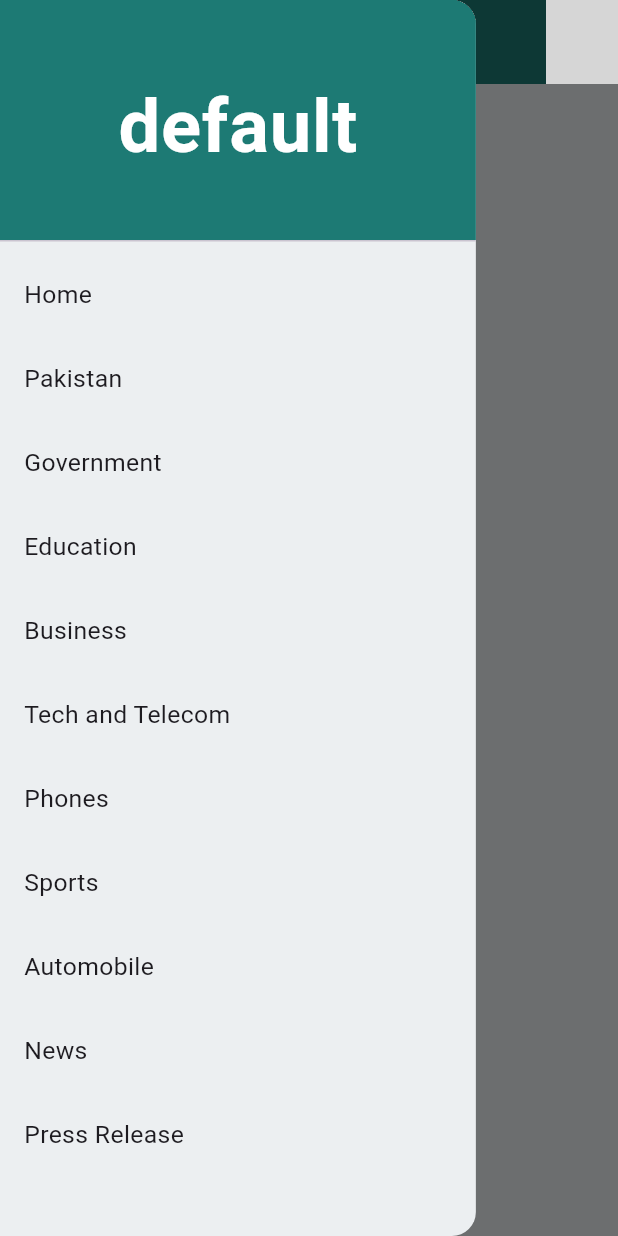
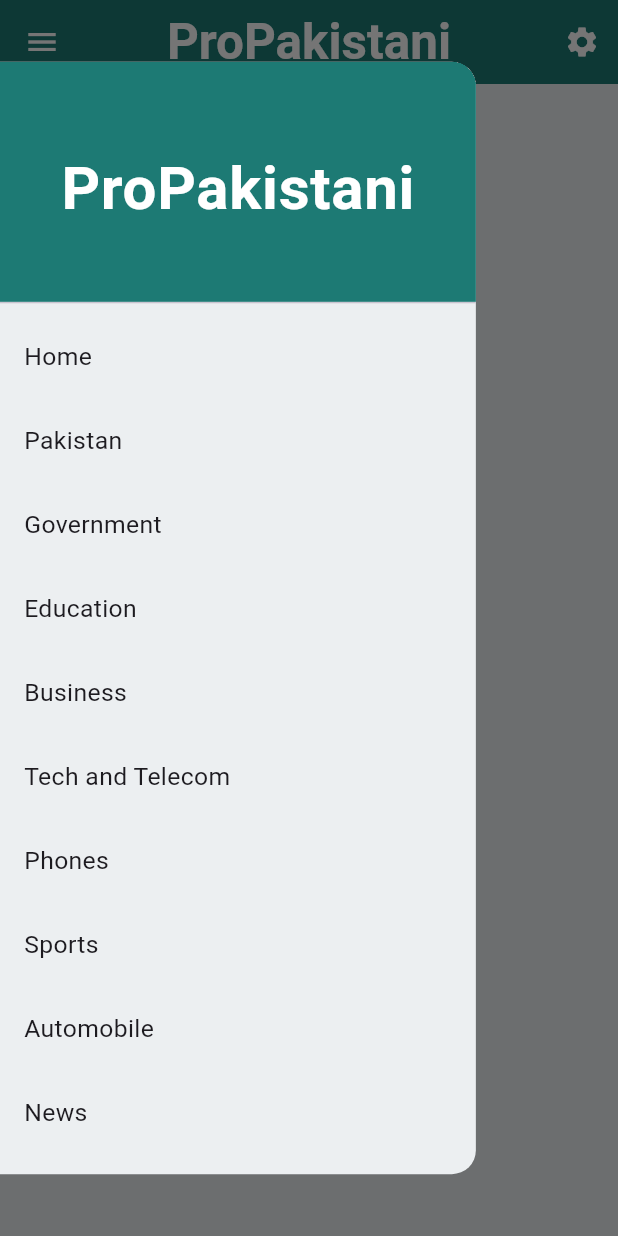
Before and after one commit to EyrisCrafts/fusion_news, a Flutter app: the screen it shows after launch, with the side drawer open, on a phone screen of 412 x 824 dp. Run offline on Flutter 3.47's test engine with Material 3 defaults, Android fonts, the phone set to English and light mode, and no system bars; our stand-ins replace adaptive_theme, dio, flutter_speed_dial, font_awesome_flutter, google_fonts, html_unescape and 1 more; network calls fail; Roboto replaces fonts that are missing (Playfair); statements that could not run were skipped; grey boxes are pictures that could not be loaded.

Commit message:
custom Appbar and Drawerheader for Dawn, Tribune and ProPakistani channels

```diff
--- a/lib/globals/globals.dart
+++ b/lib/globals/globals.dart
@@ -7,9 +7,12 @@
     controller.animateTo(0, duration: const Duration(microseconds: 1), curve: Curves.linear);
   }
 
+  static const Color colorProPakistani = Color.fromRGBO(29, 122, 116, 1.0);
+  static const Color colorDawn = Color.fromRGBO(27, 37, 46, 1.0);
+
   static const Color kColorPrimary = Color.fromRGBO(29, 122, 116, 1.0);
 
-  static const Color kColorSecondary = Color.fromARGB(255, 20, 33, 37);
+  static const Color colorDarkMode = Color.fromARGB(255, 20, 33, 37);
 
 
 
--- a/lib/main.dart
+++ b/lib/main.dart
@@ -79,12 +79,12 @@
       dark: ThemeData(
         useMaterial3: true,
         brightness: Brightness.dark,
-        appBarTheme: const AppBarTheme(backgroundColor: Global.kColorPrimary),
-        drawerTheme: const DrawerThemeData(backgroundColor: Global.kColorSecondary),
-        scaffoldBackgroundColor: Global.kColorSecondary,
-        dialogBackgroundColor: Global.kColorSecondary,
+        appBarTheme: const AppBarTheme(backgroundColor: Global.colorProPakistani),
+        drawerTheme: const DrawerThemeData(backgroundColor: Global.colorDarkMode),
+        scaffoldBackgroundColor: Global.colorDarkMode,
+        dialogBackgroundColor: Global.colorDarkMode,
         switchTheme: SwitchThemeData(
-          thumbColor: MaterialStateProperty.all(Global.kColorSecondary),
+          thumbColor: MaterialStateProperty.all(Global.colorDarkMode),
           trackColor: MaterialStateProperty.all(Colors.blueGrey.shade50),
         ),
       ),
--- /dev/null
+++ b/lib/screens/screen_description/custom_scroll_physics.dart
@@ -0,0 +1,18 @@
+import 'package:flutter/material.dart';
+
+class CustomScrollPhysics extends ScrollPhysics {
+  const CustomScrollPhysics({ScrollPhysics? parent}) : super(parent: parent);
+
+  @override
+  CustomScrollPhysics applyTo(ScrollPhysics? ancestor) {
+    return CustomScrollPhysics(parent: buildParent(ancestor));
+  }
+
+  @override
+  double applyBoundaryConditions(ScrollMetrics position, double value) {
+    if (value < position.pixels && position.atEdge) {
+      return position.pixels - value;
+    }
+    return 0.0;
+  }
+}
--- a/lib/screens/screen_description/screen_description.dart
+++ b/lib/screens/screen_description/screen_description.dart
@@ -27,6 +27,7 @@
   bool isDrawerOpen = false;
   bool isDialVisible = true;
   late Future newsFuture;
+  ScrollPhysics _physics = const ClampingScrollPhysics();
 
   @override
   void initState() {
@@ -42,6 +43,11 @@
       setState(() {
         isDialVisible = _scrollController.position.userScrollDirection == ScrollDirection.forward;
       });
+      if (_scrollController.position.pixels <= 56) {
+        setState(() => _physics = const ClampingScrollPhysics());
+      } else {
+        setState(() => _physics = const BouncingScrollPhysics());
+      }
     });
   }
 
@@ -53,6 +59,8 @@
 
 
     return Scaffold(
+
+
       floatingActionButton:
         BackdropFilter(
           filter:  isDrawerOpen ? ImageFilter.blur(sigmaX: 5, sigmaY: 5) : ImageFilter.blur(sigmaX: 0, sigmaY: 0),
@@ -233,20 +241,14 @@
                 ]),
         ),
 
-
-
       body: Padding(
         padding: const EdgeInsets.only(bottom: 10),
         child: CustomScrollView(
           controller: _scrollController,
-          physics: const BouncingScrollPhysics(),
+          physics: _physics,
 
           slivers: [
             //To hide the appbar when scrolling
-            const SliverAppBar(
-              floating: true,
-              snap: true,
-            ),
 
             SliverToBoxAdapter(
               child: Column(
--- /dev/null
+++ b/lib/screens/screen_home_page/appbar_changer.dart
@@ -0,0 +1,152 @@
+import 'package:adaptive_theme/adaptive_theme.dart';
+import 'package:flutter/material.dart';
+import 'package:fusion_news/globals/globals.dart';
+import 'package:fusion_news/providers/provider_news_channel.dart';
+import 'package:fusion_news/screens/screen_settings/screen_settings.dart';
+import 'package:google_fonts/google_fonts.dart';
+
+
+class AppBarChanger extends StatefulWidget implements PreferredSizeWidget {
+
+  final NewsChannelProvider newsProvider;
+  const AppBarChanger({super.key, required this.newsProvider});
+
+  @override
+  State<AppBarChanger> createState() => _AppBarChangerState();
+
+  @override
+  Size get preferredSize => const Size.fromHeight(kToolbarHeight);
+}
+
+class _AppBarChangerState extends State<AppBarChanger> {
+
+  @override
+  Widget build(BuildContext context) {
+
+    //Appbar ProPakistani
+    if (widget.newsProvider.currentChannel == "ProPakistani" || widget.newsProvider.currentChannel == "default") {
+      return AppBar(
+        centerTitle: true,
+        backgroundColor: Global.colorProPakistani,
+        title: Text(
+          "ProPakistani",
+          style: GoogleFonts.playfair(
+              fontSize: MediaQuery.of(context).size.width * 0.08,
+              fontWeight: FontWeight.w700,
+              color: Colors.white),
+        ),
+
+        actions: [
+          IconButton(
+            onPressed: () {
+              Navigator.push(context, MaterialPageRoute(builder: (context) => const ScreenSetting()));
+            },
+            icon: const Icon(Icons.settings),
+          ),
+        ],
+      );
+
+    //Appbar Dawn
+    } else if (widget.newsProvider.currentChannel == "Dawn") {
+      return AppBar(
+        centerTitle: true,
+        backgroundColor: Global.colorDawn,
+        title: Text(
+          "Dawn",
+          style: GoogleFonts.playfair(
+              fontSize: MediaQuery.of(context).size.width * 0.08,
+              fontWeight: FontWeight.w700,
+              color: Colors.white),
+        ),
+
+        actions: [
+          IconButton(
+            onPressed: () {
+              Navigator.push(context, MaterialPageRoute(builder: (context) => const ScreenSetting()));
+            },
+            icon: const Icon(Icons.settings),
+          ),
+        ],
+      );
+
+    //Appbar Tribune
+    } else if (widget.newsProvider.currentChannel == "Tribune") {
+      return AppBar(
+
+        iconTheme: IconThemeData(color: AdaptiveTheme.of(context).mode == AdaptiveThemeMode.dark
+                          ? Colors.white
+                          : Colors.black),
+        centerTitle: true,
+        backgroundColor: AdaptiveTheme.of(context).mode == AdaptiveThemeMode.dark
+                          ? Colors.black
+                          : Colors.white,
+        title: Stack(
+          children: [
+
+            //Position and size of "TRIBUNE"
+            Positioned(
+              child: Text(
+                "TRIBUNE",
+                style: GoogleFonts.playfair(
+                  fontSize: MediaQuery.of(context).size.width * 0.1,
+                  fontWeight: FontWeight.normal,
+                  color:
+                      AdaptiveTheme.of(context).mode == AdaptiveThemeMode.dark
+                          ? Colors.white
+                          : Colors.black,
+                ),
+              ),
+            ),
+
+            //Position and size of "THE EXPRESS"
+            Positioned(
+              top: 1,
+              right: 5,
+              child: Text(
+                "THE EXPRESS",
+                style: Theme.of(context).textTheme.labelSmall!.copyWith(
+                    fontSize: MediaQuery.of(context).size.width * 0.025,
+                    fontStyle: FontStyle.italic,
+                    fontWeight: FontWeight.normal,
+                    color: Colors.redAccent.shade700),
+              ),
+            )
+          ],
+        ),
+
+        actions: [
+          IconButton(
+            color: AdaptiveTheme.of(context).mode == AdaptiveThemeMode.dark
+                          ? Colors.white
+                          : Colors.black,
+            onPressed: () {
+              Navigator.push(context, MaterialPageRoute(builder: (context) => const ScreenSetting()));
+            },
+            icon: const Icon(Icons.settings),
+          ),
+        ],
+      );
+
+    //Appbar Fusion News
+    } else {
+      return AppBar(
+        centerTitle: true,
+        title: Text(
+          "Fusion News",
+          style: GoogleFonts.playfair(
+              fontSize: MediaQuery.of(context).size.width * 0.08,
+              fontWeight: FontWeight.w700,
+              color: Colors.white),
+        ),
+        actions: [
+          IconButton(
+            onPressed: () {
+              Navigator.push(context, MaterialPageRoute(builder: (context) => const ScreenSetting()));
+            },
+            icon: const Icon(Icons.settings),
+          ),
+        ],
+      );
+    }
+  }
+}
--- /dev/null
+++ b/lib/screens/screen_home_page/drawer_header_changer.dart
@@ -0,0 +1,118 @@
+import 'package:adaptive_theme/adaptive_theme.dart';
+import 'package:flutter/material.dart';
+
+import 'package:fusion_news/globals/globals.dart';
+import 'package:fusion_news/providers/provider_news_channel.dart';
+import 'package:google_fonts/google_fonts.dart';
+
+class DrawerHeaderChanger extends StatelessWidget {
+  final NewsChannelProvider newsProvider;
+  const DrawerHeaderChanger({super.key, required this.newsProvider});
+
+  @override
+  Widget build(BuildContext context) {
+
+    //DrawerHeader ProPakistani
+    if (newsProvider.currentChannel == "ProPakistani" || newsProvider.currentChannel == "default") {
+      return const DrawerHeader(
+        decoration: BoxDecoration(
+          color: Global.colorProPakistani,
+        ),
+        child: Center(
+          child: Text(
+            "ProPakistani",
+            style: TextStyle(
+              color: Colors.white,
+              fontSize: 40,
+              fontWeight: FontWeight.bold
+            ),
+          ),
+        ),
+      );
+
+    //DrawerHeader Tribune
+    } else if (newsProvider.currentChannel == "Tribune") {
+      return SizedBox(
+        height: 100,
+        child: DrawerHeader(
+          decoration: BoxDecoration(
+            color: AdaptiveTheme.of(context).mode == AdaptiveThemeMode.dark
+                          ? Colors.black
+                          : Colors.white,
+          ),
+
+          child: Center(
+            child: Stack(
+              children: [
+
+                //Position and size of "TRIBUNE"
+                Positioned(
+                  child: Text(
+                    "TRIBUNE",
+                    style: GoogleFonts.playfair(
+                      fontSize: MediaQuery.of(context).size.width * 0.1,
+                      fontWeight: FontWeight.normal,
+                      color:
+                          AdaptiveTheme.of(context).mode == AdaptiveThemeMode.dark
+                              ? Colors.white
+                              : Colors.black,
+                    ),
+                  ),
+                ),
+
+                //Position and size of "THE EXPRESS"
+                Positioned(
+                  top: 1,
+                  right: 5,
+                  child: Text(
+                    "THE EXPRESS",
+                    style: Theme.of(context).textTheme.labelSmall!.copyWith(
+                        fontSize: MediaQuery.of(context).size.width * 0.025,
+                        fontStyle: FontStyle.italic,
+                        fontWeight: FontWeight.normal,
+                        color: Colors.redAccent.shade700),
+                  ),
+                )
+              ],
+            ),
+          ),
+        ),
+      );
+
+    //DrawerHeader Dawn
+    } else if (newsProvider.currentChannel == "Dawn") {
+      return const DrawerHeader(
+        decoration: BoxDecoration(
+          color: Global.colorDawn,
+        ),
+        child: Center(
+          child: Text(
+            "Dawn",
+            style: TextStyle(
+              color: Colors.white,
+              fontSize: 40,
+              fontWeight: FontWeight.bold
+            ),
+          ),
+        ),
+      );
+
+    //DrawerHeader Fusion News
+    } else {
+      return const DrawerHeader(
+        decoration: BoxDecoration(
+          color: Colors.black,
+        ),
+        child: Center(
+          child: Text("Fusion News",
+            style: TextStyle(
+              color: Colors.white,
+              fontSize: 40,
+              fontWeight: FontWeight.bold
+            ),
+          ),
+        )
+      );
+    }
+  }
+}
--- a/lib/screens/screen_home_page/screen_home_page.dart
+++ b/lib/screens/screen_home_page/screen_home_page.dart
@@ -1,12 +1,12 @@
 import 'package:fusion_news/globals/globals.dart';
 import 'package:fusion_news/providers/provider_news_channel.dart';
 import 'package:fusion_news/screens/screen_description/screen_description.dart';
+import 'package:fusion_news/screens/screen_home_page/appbar_changer.dart';
+import 'package:fusion_news/screens/screen_home_page/drawer_header_changer.dart';
 import 'package:fusion_news/utils/utils.dart';
 import 'package:flutter/gestures.dart';
 import 'package:flutter/material.dart';
-import 'package:google_fonts/google_fonts.dart';
 import 'package:provider/provider.dart';
-import 'button_settings.dart';
 import 'card_stories.dart';
 
 class MyHomePage extends StatefulWidget {
@@ -17,6 +17,7 @@
 }
 
 class _MyHomePageState extends State<MyHomePage> {
+
   // Category Variable to store the category name
   int categoryIndex = 0;
 
@@ -117,7 +118,9 @@
       ),
 
       //Drawer
-      drawer: Drawer(
+      drawer: SizedBox(
+        height: MediaQuery.of(context).size.width * 1.8,
+        child: Drawer(
           width: MediaQuery.of(context).size.width * drawerWidthFactor,
           //ListView to create a list of Categories
           child: MediaQuery.removePadding(
@@ -127,25 +130,10 @@
               physics: const BouncingScrollPhysics(
                   parent: AlwaysScrollableScrollPhysics()),
               children: [
-              DrawerHeader(
 
-                decoration: const BoxDecoration(
-                  color: Global.kColorPrimary,
-                ),
-                child: Center(
-                  child: Text(
-                    newsProvider.currentChannel,
-                    style: GoogleFonts.playfair(
-                        fontSize: MediaQuery.of(context).size.width * 0.12,
-                        fontWeight: FontWeight.w700,
-                        color: Colors.white),
-                  ),
-                ),
-              ),
+                DrawerHeaderChanger(newsProvider: newsProvider),
 
                 //Looping over the Category List to create a list of Categories
-
-
                 for (int i = 0; i < categories.length; i++)
                   ListTile(
                     title: Text(
@@ -176,23 +164,10 @@
             ),
           ),
         ),
+      ),
 
       //AppBar
-      appBar: AppBar(
-        centerTitle: true,
-        title: Text(
-          newsProvider.currentChannel,
-          style: GoogleFonts.playfair(
-              fontSize: MediaQuery.of(context).size.width * 0.08,
-              fontWeight: FontWeight.w700,
-              color: Colors.white),
-        ),
-
-        //Settings Button
-        actions: const [
-          ButtonSettings(),
-        ],
-      ),
+      appBar: AppBarChanger(newsProvider: newsProvider),
 
       body: FutureBuilder(
         future: newsProvider.activeChannel(context).getNews(),
```
Lines whose indentation alone changed are shown as unchanged.
